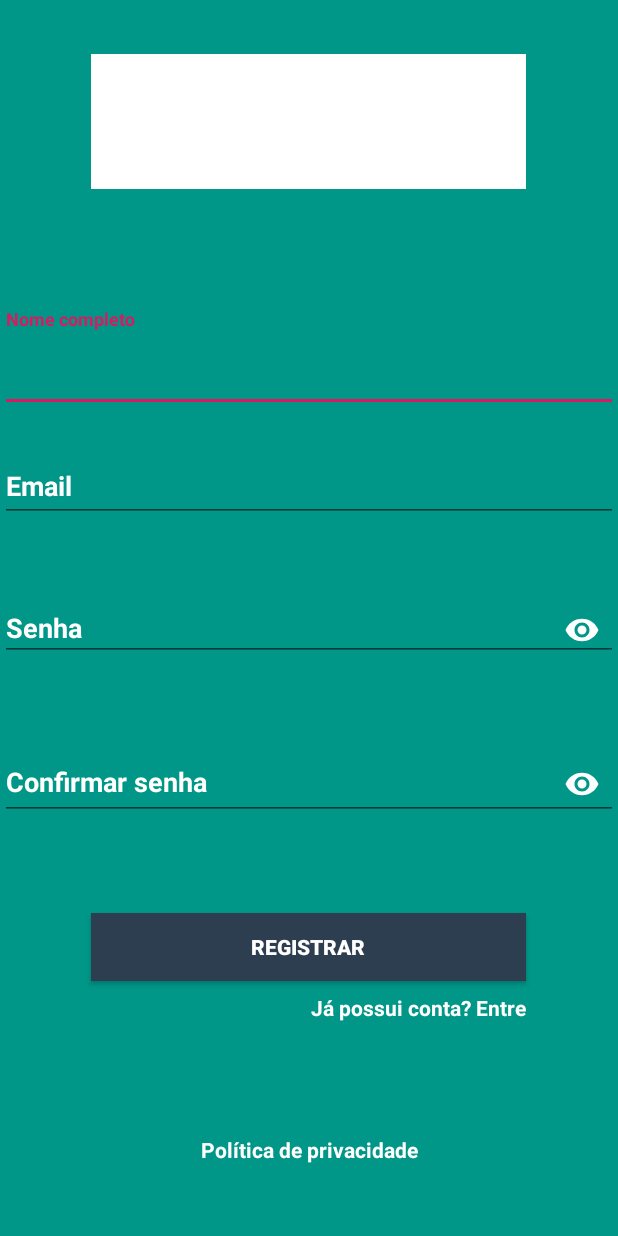
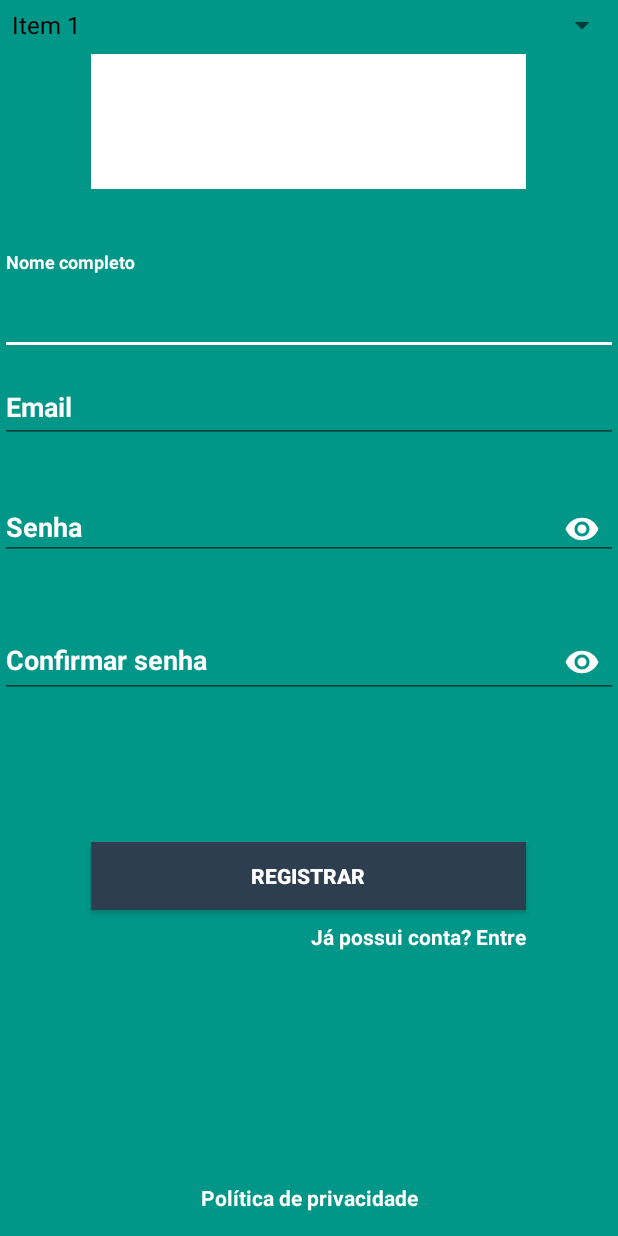
Before and after one commit to GabrielCR99/PCI, an Android app: the SignUpActivity screen opened directly, with no data from a screen before it, on a phone screen of 412 x 824 dp. Run offline under Robolectric (Android 15) with nearby library versions, the phone set to English and light mode, and no system bars; our stand-ins replace ButterKnife, Firebase (no records; nobody signed in at launch, a user with empty details on screens opened directly).

Commit message:
SignUpActivity - needing spinner SignInActivity - needing Google/Facebook login Home - still needs design Fragments - testing Menu - testing

```diff
--- a/app/build.gradle
+++ b/app/build.gradle
@@ -40,6 +40,7 @@ dependencies {
     // Butter Knife
     implementation 'com.jakewharton:butterknife:9.0.0-rc1'
     annotationProcessor 'com.jakewharton:butterknife-compiler:9.0.0-rc1'
+    implementation 'com.android.support:mediarouter-v7:28.0.0'
 
 
 }
--- a/app/src/main/java/com/studio/pci/activities/SignUpActivity.java
+++ b/app/src/main/java/com/studio/pci/activities/SignUpActivity.java
@@ -5,7 +5,9 @@ import android.os.Bundle;
 import android.support.annotation.NonNull;
 import android.support.design.widget.TextInputLayout;
 import android.view.View;
+import android.widget.ArrayAdapter;
 import android.widget.EditText;
+import android.widget.Spinner;
 import android.widget.Toast;
 
 import com.google.android.gms.tasks.OnCompleteListener;
@@ -15,6 +17,8 @@ import com.google.firebase.auth.FirebaseAuth;
 import com.google.firebase.auth.FirebaseUser;
 import com.studio.pci.R;
 import com.studio.pci.utils.FormHelper;
+
+import java.util.ArrayList;
 
 import butterknife.BindView;
 import butterknife.ButterKnife;
@@ -48,6 +52,9 @@ public class SignUpActivity extends BaseActivity{
     @BindView(R.id.layout_confirm_password)
     TextInputLayout confirmPasswordLayout;
 
+    @BindView(R.id.spinner)
+    Spinner spinner;
+
     @Override
     protected void onCreate(Bundle savedInstanceState) {
         super.onCreate(savedInstanceState);
@@ -55,6 +62,13 @@ public class SignUpActivity extends BaseActivity{
         ButterKnife.bind(this);
 
         firebaseAuth = FirebaseAuth.getInstance();
+
+        ArrayList<String> strings = new ArrayList<>();
+        strings.add("Item 1");
+        strings.add("Item 2");
+
+        ArrayAdapter<String> stringArrayAdapter = new ArrayAdapter<String>(this, R.layout.support_simple_spinner_dropdown_item, strings);
+        spinner.setAdapter(stringArrayAdapter);
     }
 
     private boolean validateForm(String name, String email, String password, String confirmPassword) {
--- a/app/src/main/res/layout/activity_sign_up.xml
+++ b/app/src/main/res/layout/activity_sign_up.xml
@@ -21,7 +21,7 @@
         android:id="@+id/layout_name"
         android:layout_width="0dp"
         android:layout_height="71dp"
-        android:layout_marginTop="206dp"
+        android:layout_marginTop="168dp"
         android:textColorHint="@android:color/background_light"
         app:layout_constraintEnd_toEndOf="parent"
         app:layout_constraintHorizontal_bias="0.0"
@@ -32,11 +32,11 @@
             android:id="@+id/name"
             android:layout_width="match_parent"
             android:layout_height="58dp"
+            android:autofillHints="Nome Completo"
             android:hint="@string/complete_name"
             android:inputType="text"
             android:textColor="#FFFF"
-            android:textStyle="bold"
-            android:autofillHints="Nome Completo"/>
+            android:textStyle="bold" />
 
     </android.support.design.widget.TextInputLayout>
 
@@ -112,12 +112,11 @@
         android:id="@+id/sign_up_button"
         android:layout_width="290dp"
         android:layout_height="45dp"
-        android:layout_marginBottom="155dp"
+        android:layout_marginTop="96dp"
         android:background="#2C3E50"
         android:text="@string/sign_up_button"
         android:textColor="@android:color/background_light"
         android:textStyle="bold"
-        app:layout_constraintBottom_toBottomOf="parent"
         app:layout_constraintEnd_toEndOf="parent"
         app:layout_constraintHorizontal_bias="0.495"
         app:layout_constraintStart_toStartOf="parent"
@@ -140,11 +139,18 @@
         android:id="@+id/textView6"
         android:layout_width="wrap_content"
         android:layout_height="wrap_content"
-        android:layout_marginBottom="48dp"
+        android:layout_marginBottom="16dp"
         android:text="@string/policy_privacy"
         android:textColor="@android:color/background_light"
         android:textStyle="bold"
         app:layout_constraintBottom_toBottomOf="parent"
         app:layout_constraintEnd_toEndOf="parent"
         app:layout_constraintStart_toStartOf="parent" />
+
+    <Spinner
+        android:id="@+id/spinner"
+        android:layout_width="match_parent"
+        android:layout_height="33dp"
+        tools:layout_editor_absoluteX="8dp"
+        tools:layout_editor_absoluteY="489dp" />
 </android.support.constraint.ConstraintLayout>
--- a/app/src/main/res/values/colors.xml
+++ b/app/src/main/res/values/colors.xml
@@ -2,5 +2,5 @@
 <resources>
     <color name="colorPrimary">#008577</color>
     <color name="colorPrimaryDark">#00574B</color>
-    <color name="colorAccent">#D81B60</color>
+    <color name="colorAccent">#FFFFFF</color>
 </resources>
--- a/app/src/main/res/values/strings.xml
+++ b/app/src/main/res/values/strings.xml
@@ -27,5 +27,8 @@
 
     <string name="error_name_empty"> Nome obrigatório</string>
 
+    <string name="logout"> Sair</string>
+    <string name="privacy_policy">Políticas de privacidade</string>
+
 
 </resources>
```
Also changed, not shown: app/src/main/AndroidManifest.xml (+7 -2 lines), app/src/main/java/com/studio/pci/activities/Home.java (added, +16 -0 lines), app/src/main/java/com/studio/pci/fragments/ProjetosEmAndamentoFragment.java (added, +27 -0 lines), app/src/main/java/com/studio/pci/fragments/ProjetosFinalizadosFragment.java (added, +27 -0 lines), app/src/main/res/layout/activity_home.xml (added, +9 -0 lines), app/src/main/res/layout/activity_sign_in.xml (+14 -14 lines), app/src/main/res/layout/fragment_projetos.xml (added, +9 -0 lines), app/src/main/res/layout/fragment_projetos_finalizados.xml (added, +9 -0 lines), app/src/main/res/layout/nav_header.xml (added, +36 -0 lines), app/src/main/res/menu/menu.xml (added, +41 -0 lines).
